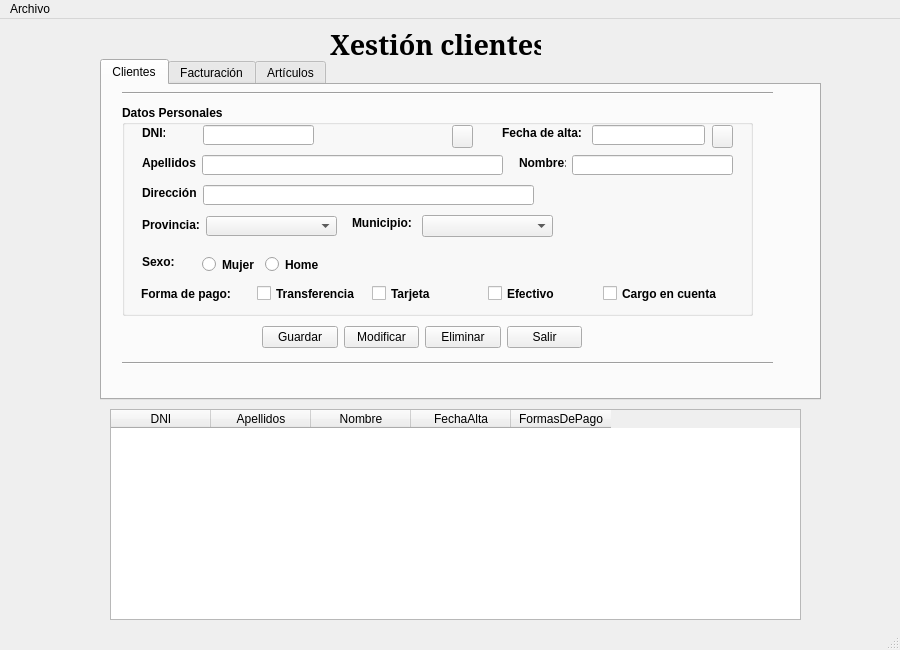
The window that ventana.ui (AresPunzon/punzongarcia) describes before a commit, drawn with Qt 5.
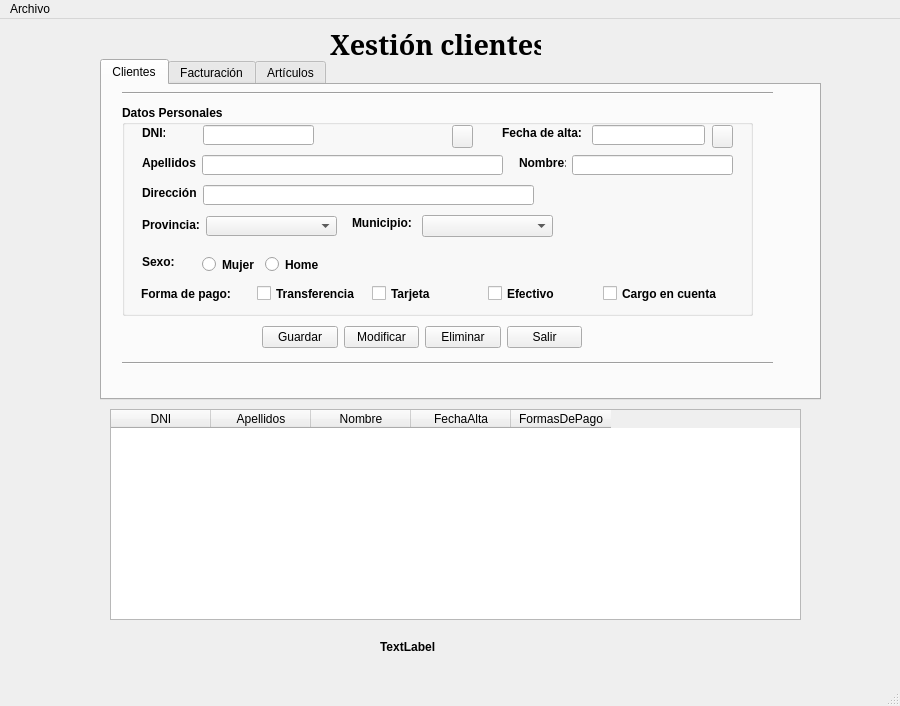
The same window after the commit. Icons and pictures are not drawn.

```diff
--- a/ventana.ui
+++ b/ventana.ui
@@ -7,7 +7,7 @@
     <x>0</x>
     <y>0</y>
     <width>900</width>
-    <height>650</height>
+    <height>706</height>
    </rect>
   </property>
   <property name="maximumSize">
@@ -669,6 +669,25 @@
      </widget>
     </widget>
    </widget>
+   <widget class="QLabel" name="lblFecha">
+    <property name="geometry">
+     <rect>
+      <x>380</x>
+      <y>620</y>
+      <width>101</width>
+      <height>16</height>
+     </rect>
+    </property>
+    <property name="font">
+     <font>
+      <weight>75</weight>
+      <bold>true</bold>
+     </font>
+    </property>
+    <property name="text">
+     <string>TextLabel</string>
+    </property>
+   </widget>
   </widget>
   <widget class="QMenuBar" name="menubar">
    <property name="geometry">
```
